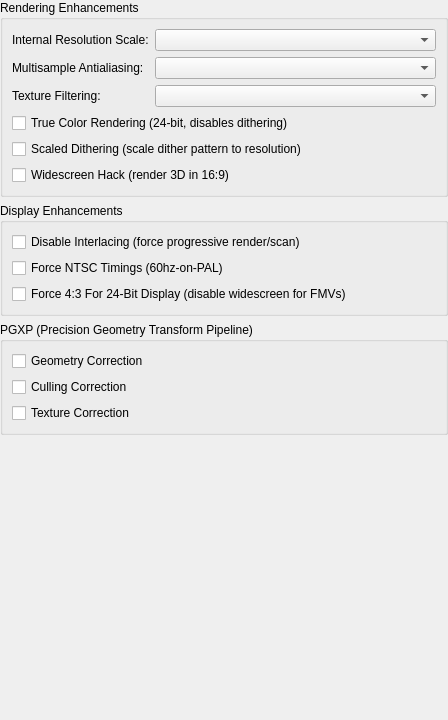
First picture: the form in src/duckstation-qt/enhancementsettingswidget.ui, repository kofxi3584karlayang/duckstation, before the edit.
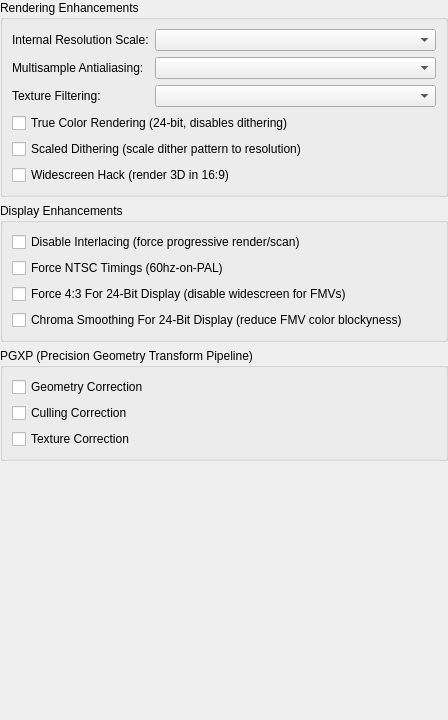
Second picture: the form after the edit.

Commit message: GPU: Add chroma smoothing for 24-bit display enhancement

```diff
--- a/src/duckstation-qt/enhancementsettingswidget.ui
+++ b/src/duckstation-qt/enhancementsettingswidget.ui
@@ -113,6 +113,13 @@
         </property>
        </widget>
       </item>
+      <item row="3" column="0" colspan="2">
+       <widget class="QCheckBox" name="chromaSmoothingFor24Bit">
+        <property name="text">
+         <string>Chroma Smoothing For 24-Bit Display (reduce FMV color blockyness)</string>
+        </property>
+       </widget>
+      </item>
      </layout>
     </widget>
    </item>
```
The commit also changes 13 other files.
